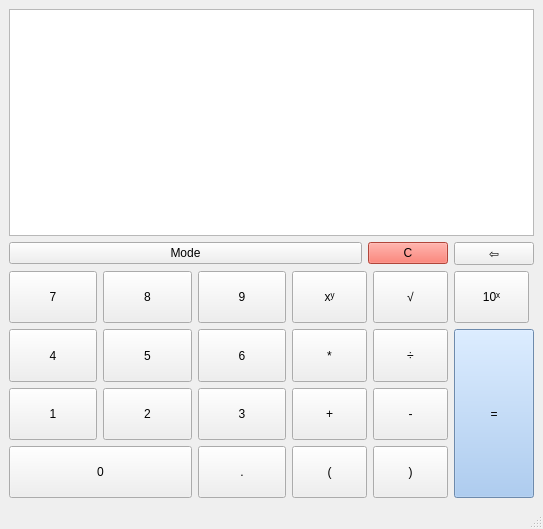
Above: mainwindow.ui from fpg2012/scalculator before the change. Below: the same form after it.
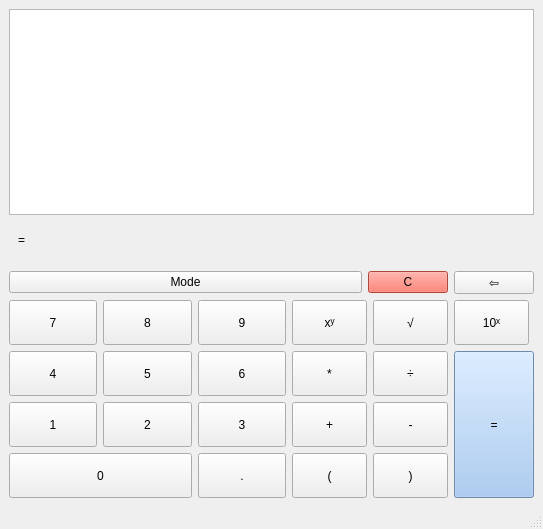
That is the form after the change.

Commit message: add result area, the result is random now

The edit to the form file:
```diff
--- a/mainwindow.ui
+++ b/mainwindow.ui
@@ -24,14 +24,59 @@
     <item>
      <layout class="QVBoxLayout" name="verticalLayout">
       <item>
-       <widget class="QTextBrowser" name="displayArea">
-        <property name="sizePolicy">
-         <sizepolicy hsizetype="Preferred" vsizetype="Preferred">
-          <horstretch>0</horstretch>
-          <verstretch>0</verstretch>
-         </sizepolicy>
+       <layout class="QVBoxLayout" name="verticalLayout_3">
+        <property name="spacing">
+         <number>0</number>
         </property>
-       </widget>
+        <item>
+         <widget class="QTextEdit" name="editArea"/>
+        </item>
+        <item>
+         <layout class="QHBoxLayout" name="horizontalLayout_3">
+          <item>
+           <widget class="QLabel" name="label">
+            <property name="minimumSize">
+             <size>
+              <width>25</width>
+              <height>50</height>
+             </size>
+            </property>
+            <property name="text">
+             <string>=</string>
+            </property>
+            <property name="alignment">
+             <set>Qt::AlignCenter</set>
+            </property>
+           </widget>
+          </item>
+          <item>
+           <widget class="QLabel" name="resultArea">
+            <property name="sizePolicy">
+             <sizepolicy hsizetype="Expanding" vsizetype="Preferred">
+              <horstretch>0</horstretch>
+              <verstretch>0</verstretch>
+             </sizepolicy>
+            </property>
+            <property name="minimumSize">
+             <size>
+              <width>100</width>
+              <height>50</height>
+             </size>
+            </property>
+            <property name="text">
+             <string/>
+            </property>
+            <property name="alignment">
+             <set>Qt::AlignRight|Qt::AlignTrailing|Qt::AlignVCenter</set>
+            </property>
+            <property name="margin">
+             <number>7</number>
+            </property>
+           </widget>
+          </item>
+         </layout>
+        </item>
+       </layout>
       </item>
       <item>
        <layout class="QHBoxLayout" name="horizontalLayout_2">
```
The commit also changes 6 other files.
